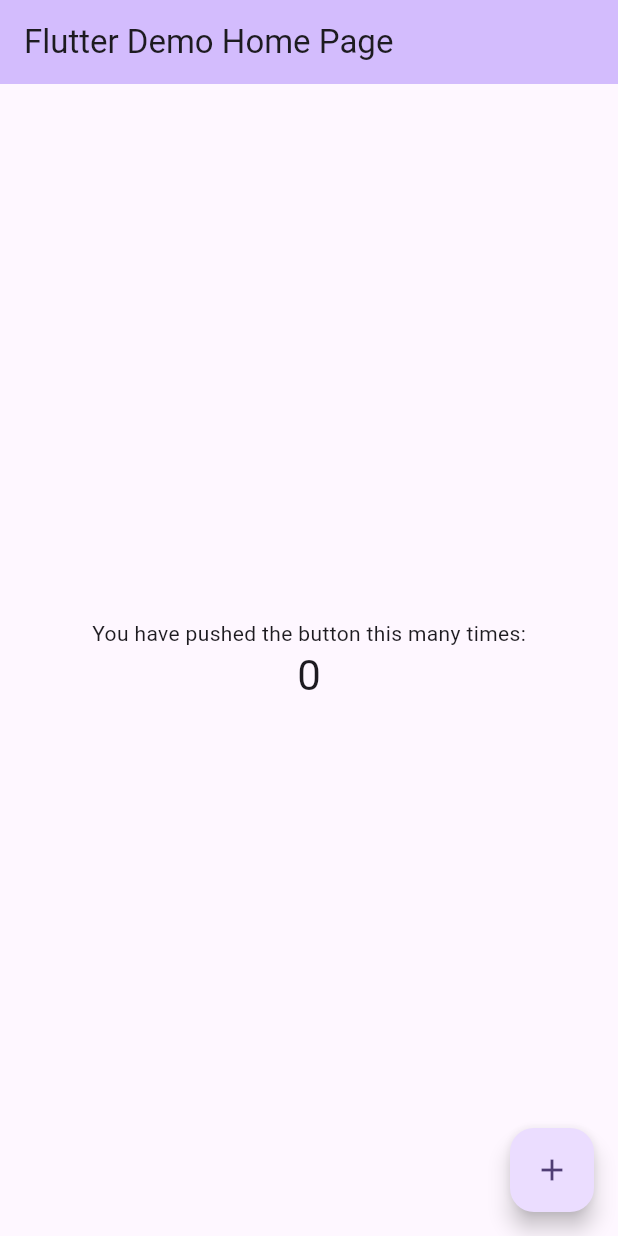
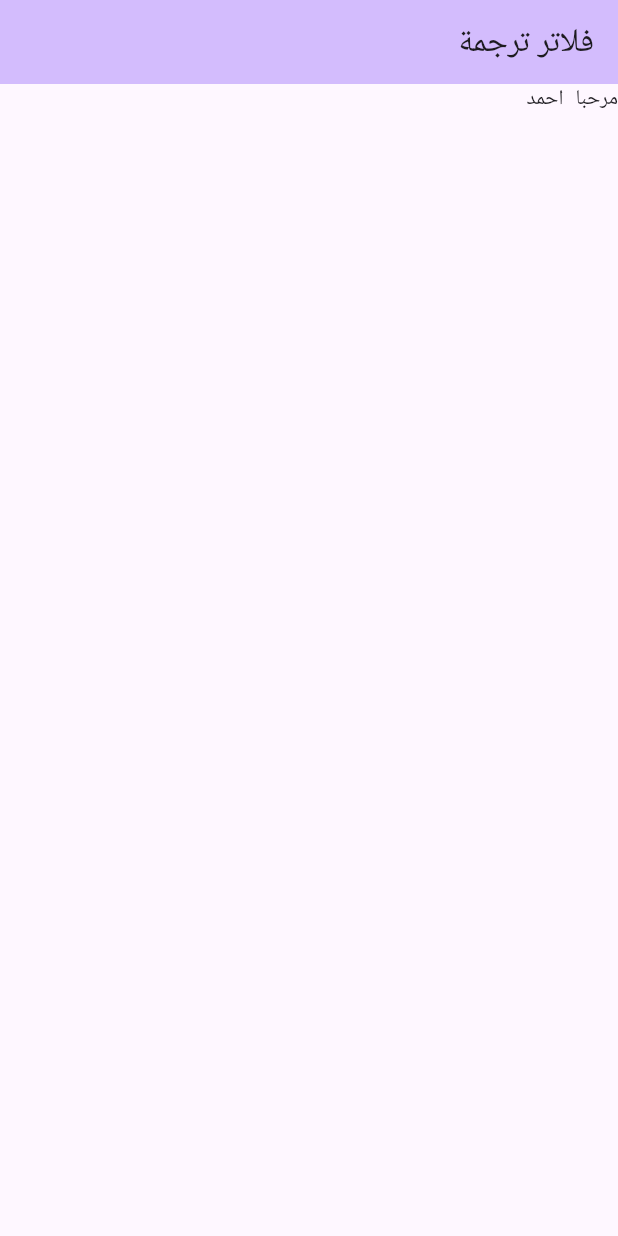
Before and after one commit to ahmedelazab1220/flutter-localization, a Flutter app: the screen it shows after launch, on a phone screen of 412 x 824 dp. Run offline on Flutter 3.47's test engine with Material 3 defaults, Android fonts, the phone set to English and light mode, and no system bars.

```diff
--- a/analysis_options.yaml
+++ b/analysis_options.yaml
@@ -7,6 +7,9 @@
 
 # The following line activates a set of recommended lints for Flutter apps,
 # packages, and plugins designed to encourage good coding practices.
+analyzer:
+  errors:
+    depend_on_referenced_packages: ignore
 include: package:flutter_lints/flutter.yaml
 
 linter:
@@ -23,6 +26,5 @@ linter:
   rules:
     # avoid_print: false  # Uncomment to disable the `avoid_print` rule
     # prefer_single_quotes: true  # Uncomment to enable the `prefer_single_quotes` rule
-
 # Additional information about this file can be found at
 # https://dart.dev/guides/language/analysis-options
--- /dev/null
+++ b/lib/l10n/intl_ar.arb
@@ -0,0 +1,5 @@
+{
+  "title": "فلاتر ترجمة",
+  "hello": "مرحبا",
+  "name": "احمد"
+}
--- /dev/null
+++ b/lib/l10n/intl_en.arb
@@ -0,0 +1,5 @@
+{
+  "title": "Flutter Localization",
+  "hello": "Hello",
+  "name": "Ahmed"
+}
--- a/lib/main.dart
+++ b/lib/main.dart
@@ -1,4 +1,7 @@
 import 'package:flutter/material.dart';
+import 'package:flutter_localizations/flutter_localizations.dart';
+import 'package:localization/generated/l10n.dart';
+import 'package:intl/intl.dart';
 
 void main() {
   runApp(const MyApp());
@@ -7,27 +10,19 @@ void main() {
 class MyApp extends StatelessWidget {
   const MyApp({super.key});
 
-  // This widget is the root of your application.
   @override
   Widget build(BuildContext context) {
     return MaterialApp(
       title: 'Flutter Demo',
+      locale: const Locale('ar'),
+      localizationsDelegates: const [
+        S.delegate,
+        GlobalMaterialLocalizations.delegate,
+        GlobalWidgetsLocalizations.delegate,
+        GlobalCupertinoLocalizations.delegate,
+      ],
+      supportedLocales: S.delegate.supportedLocales,
       theme: ThemeData(
-        // This is the theme of your application.
-        //
-        // TRY THIS: Try running your application with "flutter run". You'll see
-        // the application has a purple toolbar. Then, without quitting the app,
-        // try changing the seedColor in the colorScheme below to Colors.green
-        // and then invoke "hot reload" (save your changes or press the "hot
-        // reload" button in a Flutter-supported IDE, or press "r" if you used
-        // the command line to start the app).
-        //
-        // Notice that the counter didn't reset back to zero; the application
-        // state is not lost during the reload. To reset the state, use hot
-        // restart instead.
-        //
-        // This works for code too, not just values: Most code changes can be
-        // tested with just a hot reload.
         colorScheme: ColorScheme.fromSeed(seedColor: Colors.deepPurple),
         useMaterial3: true,
       ),
@@ -39,15 +34,6 @@ class MyApp extends StatelessWidget {
 class MyHomePage extends StatefulWidget {
   const MyHomePage({super.key, required this.title});
 
-  // This widget is the home page of your application. It is stateful, meaning
-  // that it has a State object (defined below) that contains fields that affect
-  // how it looks.
-
-  // This class is the configuration for the state. It holds the values (in this
-  // case the title) provided by the parent (in this case the App widget) and
-  // used by the build method of the State. Fields in a Widget subclass are
-  // always marked "final".
-
   final String title;
 
   @override
@@ -55,71 +41,29 @@ class MyHomePage extends StatefulWidget {
 }
 
 class _MyHomePageState extends State<MyHomePage> {
-  int _counter = 0;
-
-  void _incrementCounter() {
-    setState(() {
-      // This call to setState tells the Flutter framework that something has
-      // changed in this State, which causes it to rerun the build method below
-      // so that the display can reflect the updated values. If we changed
-      // _counter without calling setState(), then the build method would not be
-      // called again, and so nothing would appear to happen.
-      _counter++;
-    });
-  }
-
   @override
   Widget build(BuildContext context) {
-    // This method is rerun every time setState is called, for instance as done
-    // by the _incrementCounter method above.
-    //
-    // The Flutter framework has been optimized to make rerunning build methods
-    // fast, so that you can just rebuild anything that needs updating rather
-    // than having to individually change instances of widgets.
     return Scaffold(
       appBar: AppBar(
-        // TRY THIS: Try changing the color here to a specific color (to
-        // Colors.amber, perhaps?) and trigger a hot reload to see the AppBar
-        // change color while the other colors stay the same.
         backgroundColor: Theme.of(context).colorScheme.inversePrimary,
-        // Here we take the value from the MyHomePage object that was created by
-        // the App.build method, and use it to set our appbar title.
-        title: Text(widget.title),
+        title: Text(S.of(context).title),
       ),
-      body: Center(
-        // Center is a layout widget. It takes a single child and positions it
-        // in the middle of the parent.
-        child: Column(
-          // Column is also a layout widget. It takes a list of children and
-          // arranges them vertically. By default, it sizes itself to fit its
-          // children horizontally, and tries to be as tall as its parent.
-          //
-          // Column has various properties to control how it sizes itself and
-          // how it positions its children. Here we use mainAxisAlignment to
-          // center the children vertically; the main axis here is the vertical
-          // axis because Columns are vertical (the cross axis would be
-          // horizontal).
-          //
-          // TRY THIS: Invoke "debug painting" (choose the "Toggle Debug Paint"
-          // action in the IDE, or press "p" in the console), to see the
-          // wireframe for each widget.
-          mainAxisAlignment: MainAxisAlignment.center,
-          children: <Widget>[
-            const Text(
-              'You have pushed the button this many times:',
+      body: Row(
+        children: [
+          Text(S.of(context).hello),
+          Padding(
+            padding: EdgeInsets.only(
+              left: isArabic() ? 0 : 8,
+              right: isArabic() ? 8 : 0,
             ),
-            Text(
-              '$_counter',
-              style: Theme.of(context).textTheme.headlineMedium,
-            ),
-          ],
-        ),
+            child: Text(S.of(context).name),
+          ),
+        ],
       ),
-      floatingActionButton: FloatingActionButton(
-        onPressed: _incrementCounter,
-        tooltip: 'Increment',
-        child: const Icon(Icons.add),
-      ), // This trailing comma makes auto-formatting nicer for build methods.
     );
   }
 }
+
+bool isArabic() {
+  return Intl.getCurrentLocale() == 'ar';
+}
```
Also changed, not shown: pubspec.yaml (+8 -15 lines), lib/generated/intl/messages_all.dart (added), lib/generated/intl/messages_ar.dart (added), lib/generated/intl/messages_en.dart (added), lib/generated/l10n.dart (added), pubspec.lock, 1 other file.
